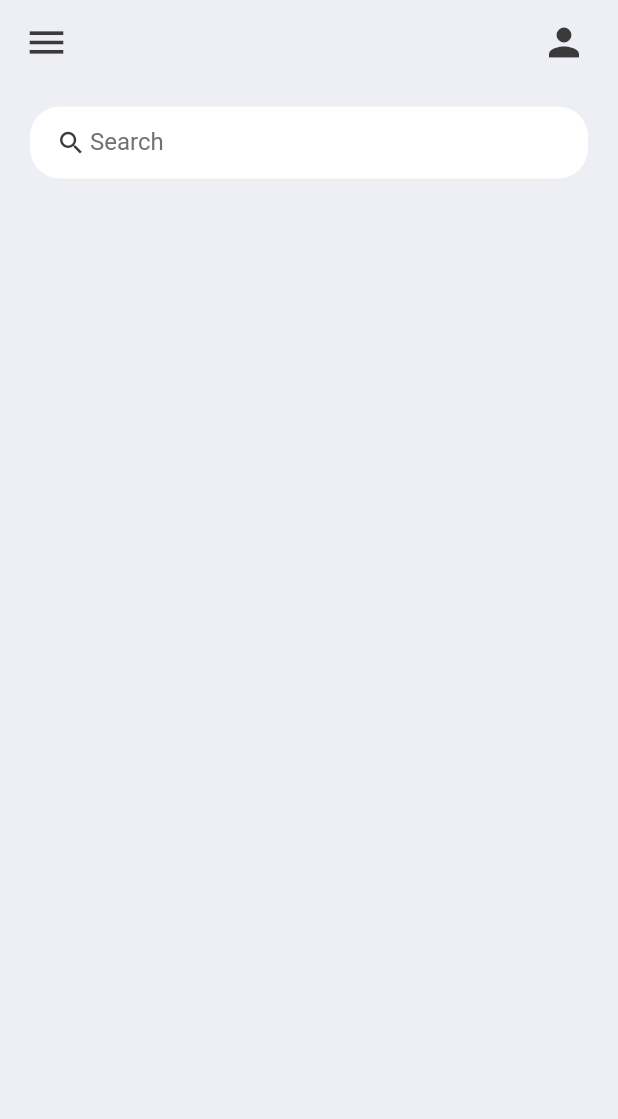
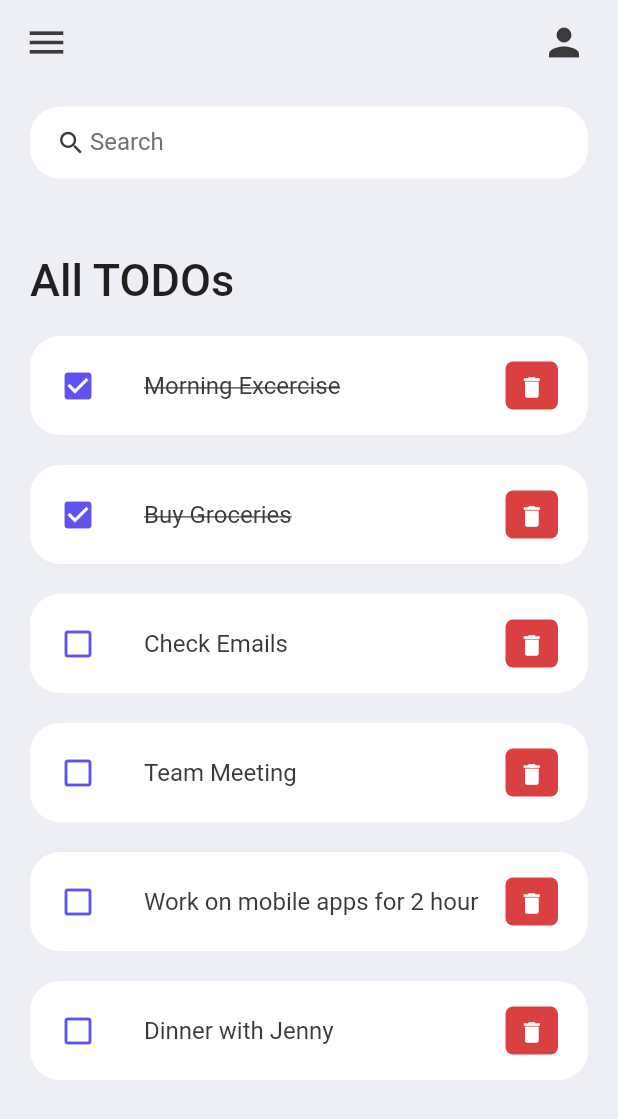
Before and after one commit to MalekGhazal/Flutter-TODO-App, a Flutter app: the screen it shows after launch, on a phone screen of 412 x 824 dp. Shown: the top 1119 px of the screen. Run offline on Flutter 3.47's test engine with Material 2 defaults, Android fonts, the phone set to English and light mode, and no system bars.

Commit message:
Todo Items - Model

```diff
--- a/todo_app/lib/main.dart
+++ b/todo_app/lib/main.dart
@@ -13,7 +13,7 @@ class MyApp extends StatelessWidget {
   Widget build(BuildContext context) {
     SystemChrome.setSystemUIOverlayStyle(
         const SystemUiOverlayStyle(statusBarColor: Colors.transparent));
-    return const MaterialApp(
+    return MaterialApp(
       debugShowCheckedModeBanner: false,
       title: 'TODO App',
       home: Home(),
--- /dev/null
+++ b/todo_app/lib/model/todo.dart
@@ -0,0 +1,34 @@
+class ToDo {
+  String? id;
+  String? todoText;
+  bool isDone;
+
+  ToDo({
+    required this.id,
+    required this.todoText,
+    this.isDone = false,
+  });
+
+  static List<ToDo> todoList() {
+    return [
+      ToDo(id: '01', todoText: 'Morning Excercise', isDone: true),
+      ToDo(id: '02', todoText: 'Buy Groceries', isDone: true),
+      ToDo(
+        id: '03',
+        todoText: 'Check Emails',
+      ),
+      ToDo(
+        id: '04',
+        todoText: 'Team Meeting',
+      ),
+      ToDo(
+        id: '05',
+        todoText: 'Work on mobile apps for 2 hour',
+      ),
+      ToDo(
+        id: '06',
+        todoText: 'Dinner with Jenny',
+      ),
+    ];
+  }
+}
--- a/todo_app/lib/pages/home.dart
+++ b/todo_app/lib/pages/home.dart
@@ -1,8 +1,12 @@
 import 'package:flutter/material.dart';
-import 'package:todo_app/themes/colors.dart';
+import '../model/todo.dart';
+import '../themes/colors.dart';
+import '../widgets/todo_item.dart';
 
 class Home extends StatelessWidget {
-  const Home({super.key});
+  Home({super.key});
+
+  final todosList = ToDo.todoList();
 
   @override
   Widget build(BuildContext context) {
@@ -11,8 +15,27 @@ class Home extends StatelessWidget {
       appBar: _buildAppBar(),
       body: Container(
         padding: const EdgeInsets.symmetric(horizontal: 20, vertical: 15),
-        child: const Column(
-          children: [searchBox()],
+        child: Column(
+          children: [
+            const searchBox(),
+            Expanded(
+              child: ListView(
+                children: [
+                  Container(
+                    margin: const EdgeInsets.only(top: 50, bottom: 20),
+                    child: const Text(
+                      'All TODOs',
+                      style: TextStyle(
+                        fontSize: 30,
+                        fontWeight: FontWeight.w500,
+                      ),
+                    ),
+                  ),
+                  for (ToDo todo in todosList) ToDoItem(todo: todo),
+                ],
+              ),
+            )
+          ],
         ),
       ),
     );
--- /dev/null
+++ b/todo_app/lib/widgets/todo_item.dart
@@ -0,0 +1,47 @@
+import 'package:flutter/material.dart';
+import 'package:todo_app/model/todo.dart';
+import 'package:todo_app/themes/colors.dart';
+
+class ToDoItem extends StatelessWidget {
+  final ToDo todo;
+
+  const ToDoItem({super.key, required this.todo});
+
+  @override
+  Widget build(BuildContext context) {
+    return Container(
+      margin: const EdgeInsets.only(bottom: 20),
+      child: ListTile(
+        onTap: () {},
+        shape: RoundedRectangleBorder(borderRadius: BorderRadius.circular(20)),
+        contentPadding: const EdgeInsets.symmetric(horizontal: 20, vertical: 5),
+        tileColor: Colors.white,
+        leading: Icon(
+          todo.isDone ? Icons.check_box : Icons.check_box_outline_blank,
+          color: tdBlue,
+        ),
+        title: Text(
+          todo.todoText!,
+          style: TextStyle(
+              fontSize: 16,
+              color: tdBlack,
+              decoration: todo.isDone ? TextDecoration.lineThrough : null),
+        ),
+        trailing: Container(
+          padding: const EdgeInsets.all(0),
+          margin: const EdgeInsets.symmetric(vertical: 12),
+          height: 35,
+          width: 35,
+          decoration: BoxDecoration(
+              color: tdRed, borderRadius: BorderRadius.circular(5)),
+          child: IconButton(
+            color: Colors.white,
+            iconSize: 18,
+            icon: const Icon(Icons.delete),
+            onPressed: () {},
+          ),
+        ),
+      ),
+    );
+  }
+}
```
